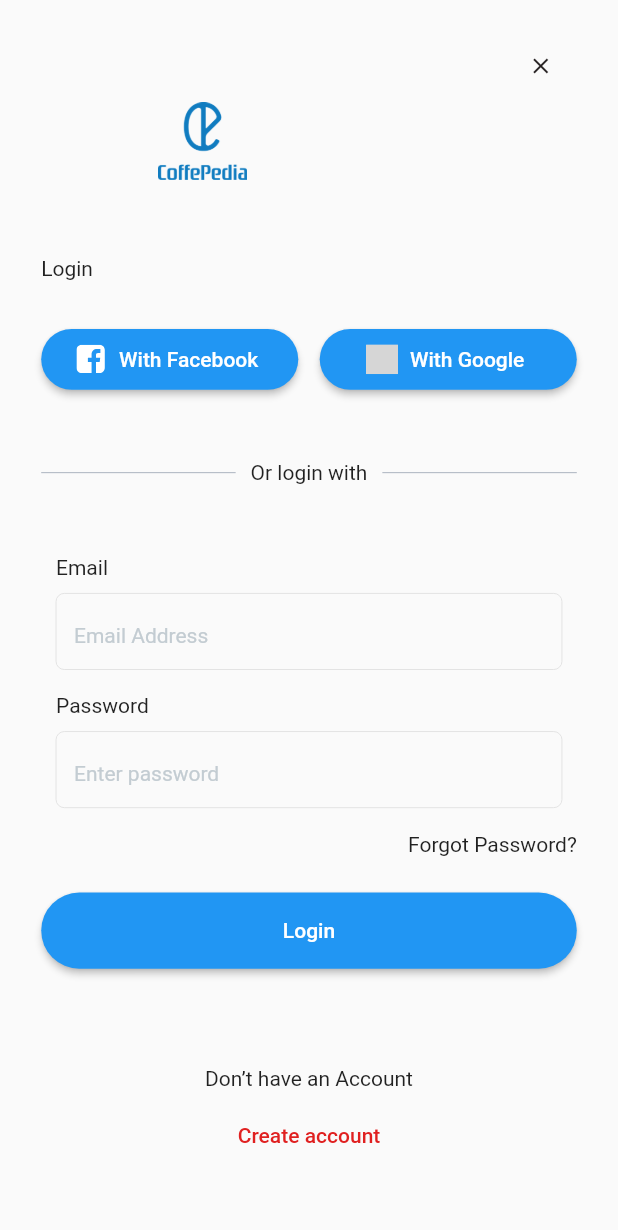
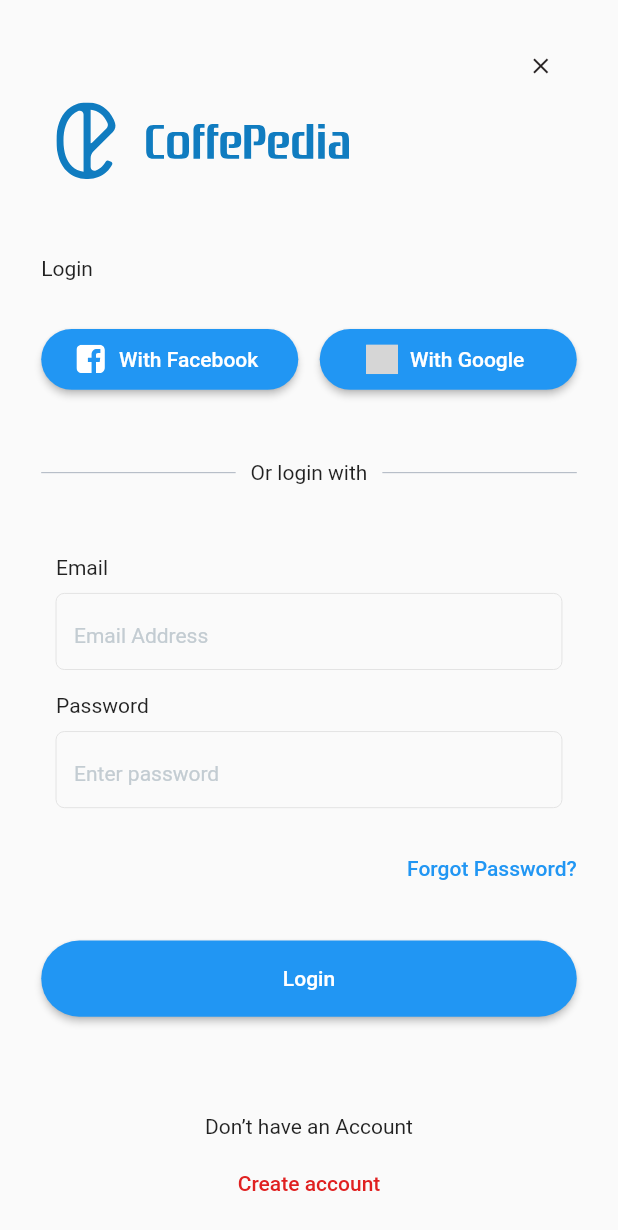
Before and after one commit to CofePedia/coffee_pedia_mobile_app, a Flutter app: the LoginRegisterScreen screen opened directly, on a phone screen of 412 x 824 dp. Shown: the top 1230 px of the screen. Run offline on Flutter 3.47's test engine with Material 2 defaults, Android fonts, the phone set to English and light mode, and no system bars; our stand-ins replace bot_toast, easy_localization, flutter_screenutil, flutter_svg; missing offline and left inert: circle_checkbox; grey boxes are pictures that could not be loaded.

Commit message:
Forget password screen and missed icons.

```diff
--- a/lib/main.dart
+++ b/lib/main.dart
@@ -49,7 +49,7 @@ class MyApp extends StatelessWidget {
           locale: context.locale,
           builder: BotToastInit(),
           navigatorObservers: [BotToastNavigatorObserver()],
-          home: ForgetPasswordScreen(),
+          home: SplashScreen(),
         );
       },
     );
--- a/lib/ui/custom_input.dart
+++ b/lib/ui/custom_input.dart
@@ -14,6 +14,7 @@ class CustomInput extends StatelessWidget {
   final String hint;
   final TextEditingController textEditingController;
   final bool icon;
+  final ValueNotifier<bool> changeObscure = ValueNotifier(true);
 
   @override
   Widget build(BuildContext context) {
@@ -30,10 +31,14 @@ class CustomInput extends StatelessWidget {
           SizedBox(
             height: 9.h,
           ),
-          SizedBox(
+          ValueListenableBuilder<bool>(
+            valueListenable: changeObscure,
+            builder: (context, value, _) {
+              return SizedBox(
                 height: 50.h,
                 child: TextFormField(
                   controller: textEditingController,
+                  obscureText: !icon ? !value : value,
                   style: TextStyle(fontSize: 18.sp, color: Colors.black),
                   decoration: InputDecoration(
                     hintText: hint,
@@ -54,8 +59,19 @@ class CustomInput extends StatelessWidget {
                         width: 0,
                       ),
                     ),
+                    suffixIconConstraints: BoxConstraints(maxHeight: 15.h, maxWidth: 24.w),
+                    suffixIcon: !icon
+                        ? null
+                        : InkWell(
+                            onTap: () {
+                              changeObscure.value = !value;
+                            },
+                            child: Icon(value ? Icons.visibility_off : Icons.visibility),
                           ),
                   ),
+                ),
+              );
+            },
           ),
           SizedBox(
             height: 16.h,
--- a/lib/ui/screens/intro/forget_password_screen.dart
+++ b/lib/ui/screens/intro/forget_password_screen.dart
@@ -28,7 +28,9 @@ class _ForgetPasswordScreenState extends State<ForgetPasswordScreen> {
                 height: 68.h,
               ),
               IconButton(
-                onPressed: () {},
+                onPressed: () {
+                  Navigator.pop(context);
+                },
                 icon: Icon(
                   Icons.arrow_back_ios_rounded,
                   color: Colors.black,
--- a/lib/ui/screens/intro/login_register_screen.dart
+++ b/lib/ui/screens/intro/login_register_screen.dart
@@ -1,5 +1,6 @@
 import 'package:circle_checkbox/redev_checkbox.dart';
 import 'package:coffepedia/generated/assets.dart';
+import 'package:coffepedia/ui/screens/intro/forget_password_screen.dart';
 import 'package:flutter/material.dart';
 import 'package:flutter_screenutil/flutter_screenutil.dart';
 import 'package:flutter_svg/flutter_svg.dart';
@@ -17,6 +18,7 @@ class _LoginRegisterScreenState extends State<LoginRegisterScreen> {
   TextEditingController _email = TextEditingController();
   bool selected = false;
   bool isLogin = true;
+
   @override
   void dispose() {
     _email.dispose();
@@ -53,8 +55,8 @@ class _LoginRegisterScreenState extends State<LoginRegisterScreen> {
                 ),
                 Align(
                   alignment: Alignment.centerLeft,
-                  child: Image.asset(
-                    Assets.iconsCoffePediaLogo,
+                  child: SvgPicture.asset(
+                    Assets.iconsLogoHor,
                     height: 51.h,
                     width: 196.w,
                   ),
@@ -181,7 +183,17 @@ class _LoginRegisterScreenState extends State<LoginRegisterScreen> {
                 isLogin
                     ? Align(
                         alignment: Alignment.centerRight,
-                        child: Text("Forgot Password?"),
+                        child: TextButton(
+                          onPressed: () {
+                            Navigator.push(context, MaterialPageRoute(builder: (context) {
+                              return ForgetPasswordScreen();
+                            }));
+                          },
+                          style: TextButton.styleFrom(
+                            padding: EdgeInsets.zero,
+                          ),
+                          child: Text("Forgot Password?"),
+                        ),
                       )
                     : SizedBox.shrink(),
                 Container(
@@ -235,9 +247,7 @@ class _LoginRegisterScreenState extends State<LoginRegisterScreen> {
                   child: Text(isLogin ? "Don’t have an Account" : "Have an Account"),
                 ),
                 TextButton(
-                  onPressed: () {
-                    Navigator.pop(context);
-                  },
+                  onPressed: () {},
                   child: Text(
                     isLogin ? "Create account" : "Login",
                     style: Theme.of(context).textTheme.bodyText1!.copyWith(
```
Also changed, not shown: assets/icons/LogoHor.svg (added), lib/generated/assets.dart. Lines whose indentation alone changed are shown as unchanged.
